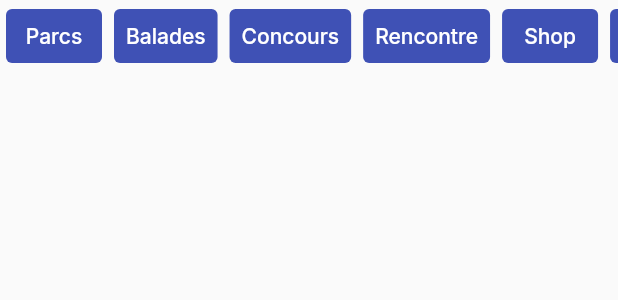
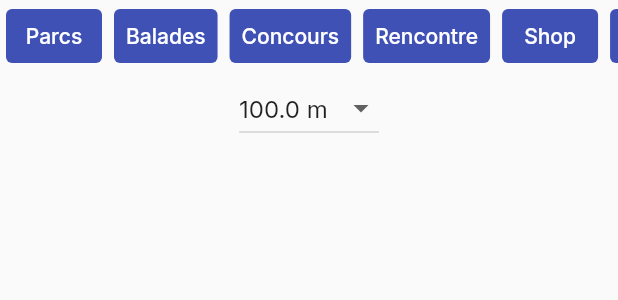
Before and after one commit to nathandubocagedogo/dogo, a Flutter app: the Filters widget shown alone on an empty page, opened directly, on a phone screen of 412 x 824 dp. Shown: the top 300 px of the screen. Run offline on Flutter 3.47's test engine with Material 2 defaults, Android fonts, the phone set to English and light mode, and no system bars; our stand-ins replace cloud_firestore, firebase_auth, firebase_core, flutter_dotenv, font_awesome_flutter, geolocator and 5 more; accounts and stored records are empty.

Commit message:
Ajout d'un filtre pour gérer le rayon

```diff
--- a/lib/models/provider/provider_model.dart
+++ b/lib/models/provider/provider_model.dart
@@ -3,6 +3,11 @@ import 'package:geolocator/geolocator.dart';
 class ProviderModel {
   Position? currentPosition;
   String? filter;
+  double? radius = 100;
 
-  ProviderModel({required Position? currentPosition, required String? filter});
+  ProviderModel({
+    required Position? currentPosition,
+    required String? filter,
+    required double? radius,
+  });
 }
--- a/lib/provider/provider.dart
+++ b/lib/provider/provider.dart
@@ -3,7 +3,11 @@ import 'package:geolocator/geolocator.dart';
 import 'package:dogo_final_app/models/provider/provider_model.dart';
 
 class DataProvider extends ChangeNotifier {
-  ProviderModel dataModel = ProviderModel(currentPosition: null, filter: null);
+  ProviderModel dataModel = ProviderModel(
+    currentPosition: null,
+    filter: null,
+    radius: 100,
+  );
 
   void updateCurrentPosition(Position position) async {
     dataModel.currentPosition = position;
@@ -14,4 +18,9 @@ class DataProvider extends ChangeNotifier {
     dataModel.filter = filter;
     notifyListeners();
   }
+
+  void updateRadius(double radius) {
+    dataModel.radius = radius;
+    notifyListeners();
+  }
 }
--- a/lib/views/pages/home/widgets/filters.dart
+++ b/lib/views/pages/home/widgets/filters.dart
@@ -14,11 +14,15 @@ class Filters extends StatelessWidget {
     'Autre'
   ];
 
+  static List<double> radiusOptions = [50, 100, 200, 500, 1000];
+
   const Filters({super.key});
 
   @override
   Widget build(BuildContext context) {
-    return Selector<DataProvider, String>(
+    return Column(
+      children: [
+        Selector<DataProvider, String>(
           selector: (context, dataProvider) =>
               dataProvider.dataModel.filter.toString(),
           builder: (context, filter, child) {
@@ -49,6 +53,28 @@ class Filters extends StatelessWidget {
               ),
             );
           },
+        ),
+        Selector<DataProvider, double?>(
+          selector: (context, dataProvider) => dataProvider.dataModel.radius,
+          builder: (context, radius, child) {
+            return DropdownButton<double>(
+              value: radius,
+              items: radiusOptions.map((double radiusValue) {
+                return DropdownMenuItem<double>(
+                  value: radiusValue,
+                  child: Text('$radiusValue m'),
+                );
+              }).toList(),
+              onChanged: (double? radius) {
+                if (radius != null) {
+                  Provider.of<DataProvider>(context, listen: false)
+                      .updateRadius(radius);
+                }
+              },
+            );
+          },
+        ),
+      ],
     );
   }
 }
```
Lines whose indentation alone changed are shown as unchanged.
